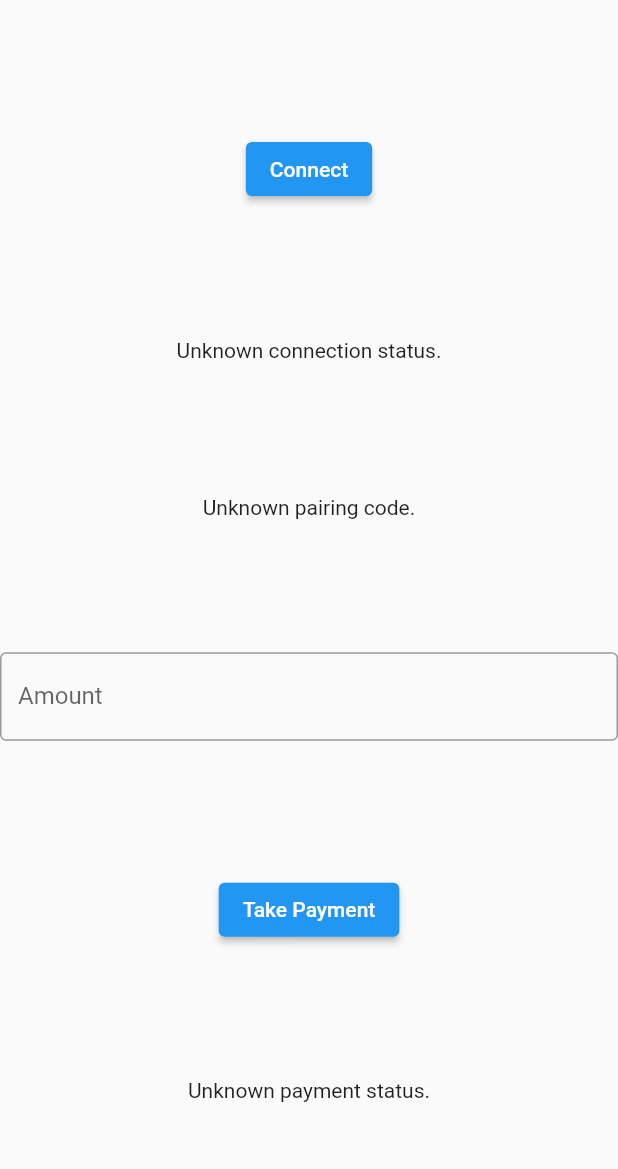
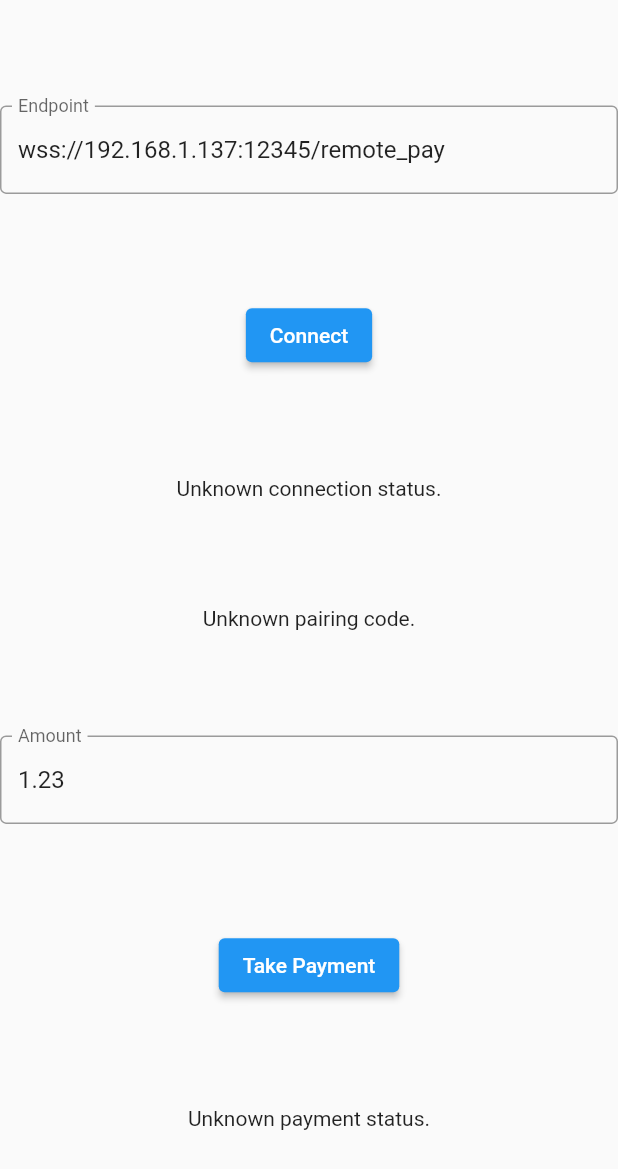
Before and after one commit to phan-dev/clover-semi-integration, a Flutter app: the screen it shows after launch, after a tap on "Take Payment", on a phone screen of 412 x 824 dp. Shown: the top 1169 px of the screen. Run offline on Flutter 3.47's test engine with Material 2 defaults, Android fonts, the phone set to English and light mode, and no system bars.

Commit message:
Enter endpoint

```diff
--- a/lib/main.dart
+++ b/lib/main.dart
@@ -65,8 +65,10 @@ class _MyHomePageState extends State<MyHomePage> {
 
     _platform.setMethodCallHandler(this._methodCallHandler);
 
+    String endpoint = endpointTextEditingController.text;
+
     try {
-      final String result = await _platform.invokeMethod('connect');
+      final String result = await _platform.invokeMethod('connect', endpoint);
       connectionStatus = 'Connection status: $result';
     } on PlatformException catch (e) {
       connectionStatus = "Failed to connect: '${e.message}'.";
@@ -77,11 +79,14 @@ class _MyHomePageState extends State<MyHomePage> {
     });
   }
 
-  final textEditingController = TextEditingController();
+  final amountTextEditingController = TextEditingController(text: '1.23');
+  final endpointTextEditingController = TextEditingController(text: 'wss://192.168.1.137:12345/remote_pay');
 
   Future<void> _takePayment() async {
     String paymentStatus;
-    String amount = textEditingController.text;
+
+    String amount = amountTextEditingController.text;
+
     try {
       final String result = await _platform.invokeMethod('takePayment', amount);
       paymentStatus = 'Payment status: $result';
@@ -98,17 +103,17 @@ class _MyHomePageState extends State<MyHomePage> {
     switch (call.method) {
       case 'getCode':
         setState(() {
-          _pairingCode = call.arguments;
+          _pairingCode = 'Pairing code: ' + call.arguments;
         });
         break;
       case 'getConnectionStatus':
         setState(() {
-          _connectionStatus = call.arguments;
+          _connectionStatus = 'Connection status: ' + call.arguments;
         });
         break;
       case 'getPaymentStatus':
         setState(() {
-          _paymentStatus = call.arguments;
+          _paymentStatus = 'Payment status: ' + call.arguments;
         });
         break;
       default:
@@ -125,6 +130,14 @@ class _MyHomePageState extends State<MyHomePage> {
         child: Column(
           mainAxisAlignment: MainAxisAlignment.spaceEvenly,
           children: [
+            TextField(
+              obscureText: false,
+              decoration: InputDecoration(
+                border: OutlineInputBorder(),
+                labelText: 'Endpoint',
+              ),
+              controller: endpointTextEditingController,
+            ),
             ElevatedButton(
               child: Text('Connect'),
               onPressed: _connect,
@@ -139,7 +152,7 @@ class _MyHomePageState extends State<MyHomePage> {
               ),
               keyboardType: TextInputType.numberWithOptions(decimal:true),
               inputFormatters: <TextInputFormatter>[FilteringTextInputFormatter.allow(RegExp(r'^\d*\.?\d*$'))],
-              controller: textEditingController,
+              controller: amountTextEditingController,
             ),
             ElevatedButton(
               child: Text('Take Payment'),
```
Also changed, not shown: 1 other file.
